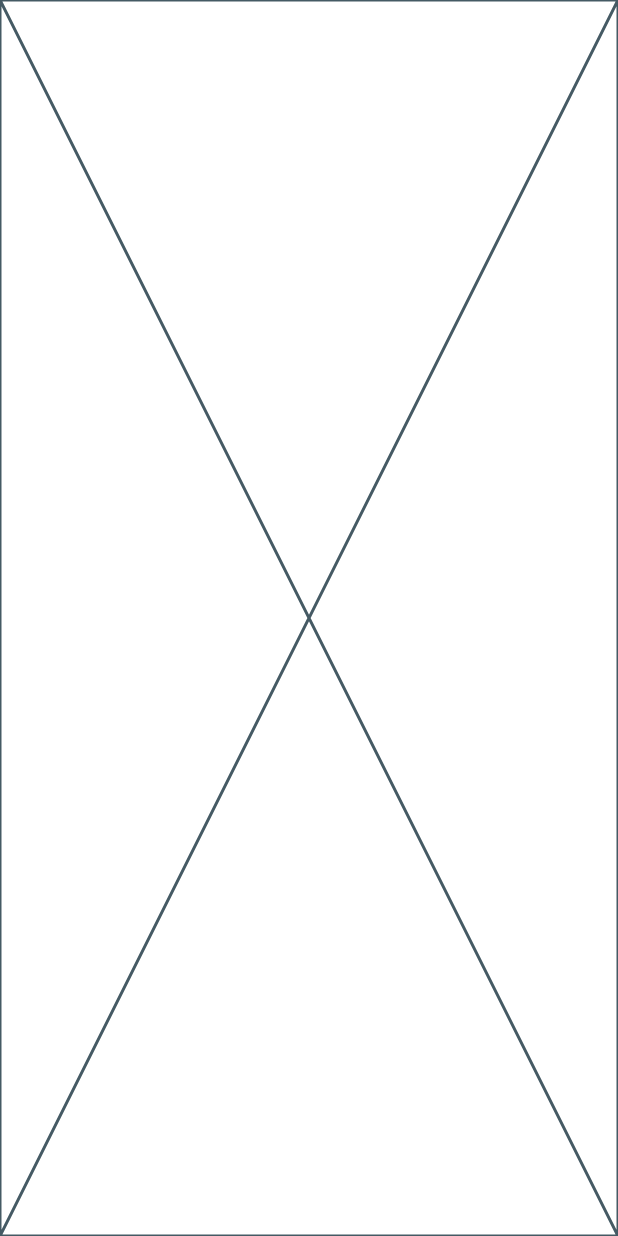
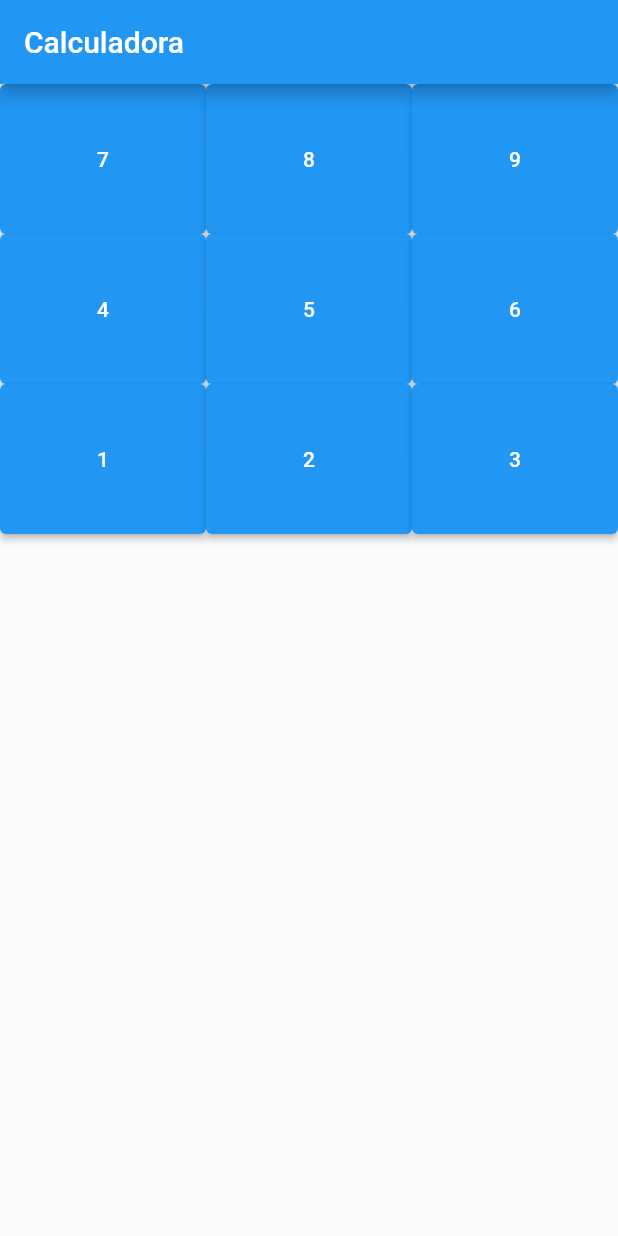
Before and after one commit to GilsonAndre/calculadora, a Flutter app: the screen it shows after launch, on a phone screen of 412 x 824 dp. Run offline on Flutter 3.47's test engine with Material 2 defaults, Android fonts, the phone set to English and light mode, and no system bars.

Commit message:
Criando a função que cria os botões

```diff
--- a/lib/calculator_page.dart
+++ b/lib/calculator_page.dart
@@ -10,6 +10,127 @@ class CalculatorPage extends StatefulWidget {
 class _CalculatorPageState extends State<CalculatorPage> {
   @override
   Widget build(BuildContext context) {
-    return const Placeholder();
+    return MaterialApp(
+      home: Scaffold(
+        appBar: AppBar(
+          title: const Text('Calculadora'),
+        ),
+        body: Column(
+          children: [
+            Container(
+
+            ),
+            Row(
+              children: [
+                botoes('7'),
+                botoes('8'),
+                botoes('9'),
+              ],
+            ),
+            Row(
+              children: [
+                botoes('4'),
+                botoes('5'),
+                botoes('6'),
+              ],
+            ),
+            Row(
+              children: [
+                botoes('1'),
+                botoes('2'),
+                botoes('3'),
+              ],
+            ),
+          ],
+        ),
+      ),
+    );
+  }
+
+  //Função que cria todos os botões
+  botoes(
+    String number,
+  ) {
+    return Flexible(
+      flex: 3,
+      child: Container(
+        width: MediaQuery.sizeOf(context).width,
+        height: 100,
+        decoration: const BoxDecoration(
+          borderRadius: BorderRadius.vertical(
+            bottom: Radius.circular(25),
+            top: Radius.circular(25),
+          ),
+        ),
+        child: ElevatedButton(
+          onPressed: () {
+            print(number);
+          },
+          child: Text(number),
+        ),
+      ),
+    );
   }
 }
+
+// botoes(String number, String number1, String number2) {
+//     return Row(
+//       mainAxisAlignment: MainAxisAlignment.start,
+//       children: [
+//         Flexible(
+//           flex: 3,
+//           child: Container(
+//             width: MediaQuery.sizeOf(context).width,
+//             decoration: const BoxDecoration(
+//               borderRadius: BorderRadius.vertical(
+//                 bottom: Radius.circular(25),
+//                 top: Radius.circular(25),
+//               ),
+//             ),
+//             child: ElevatedButton(
+//               onPressed: () {
+//                 print(number);
+//               },
+//               child: Text(number),
+//             ),
+//           ),
+//         ),
+//         Flexible(
+//           flex: 3,
+//           child: Container(
+//             width: MediaQuery.sizeOf(context).width,
+//             decoration: const BoxDecoration(
+//               borderRadius: BorderRadius.vertical(
+//                 bottom: Radius.circular(25),
+//                 top: Radius.circular(25),
+//               ),
+//             ),
+//             child: ElevatedButton(
+//               onPressed: () {
+//                 print(number1);
+//               },
+//               child: Text(number1),
+//             ),
+//           ),
+//         ),
+//         Flexible(
+//           flex: 3,
+//           child: Container(
+//             width: MediaQuery.sizeOf(context).width,
+//             decoration: const BoxDecoration(
+//               borderRadius: BorderRadius.vertical(
+//                 bottom: Radius.circular(25),
+//                 top: Radius.circular(25),
+//               ),
+//             ),
+//             child: ElevatedButton(
+//               onPressed: () {
+//                 print(number2);
+//               },
+//               child: Text(number2),
+//             ),
+//           ),
+//         ),
+//       ],
+//     );
+//   }
```
